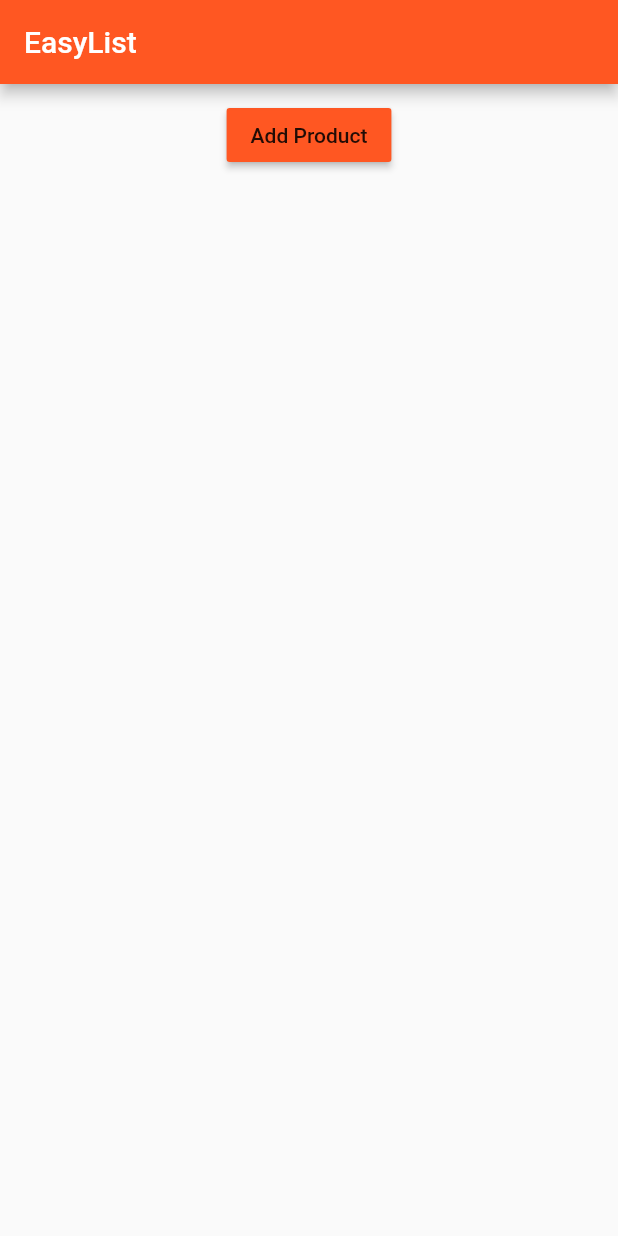
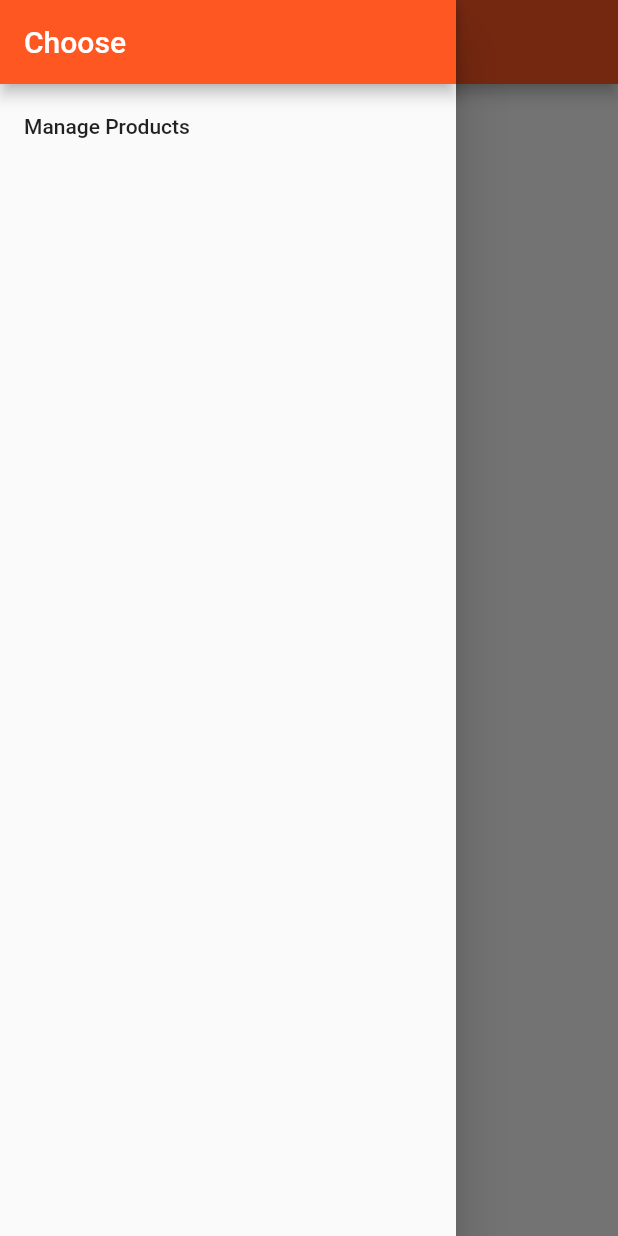
Before and after one commit to amitraj1996/Easy-List, a Flutter app: the ProductsPage screen opened directly, with the side drawer open (before the commit the screen has no drawer), on a phone screen of 412 x 824 dp. Run offline on Flutter 3.47's test engine with Material 2 defaults, Android fonts, the phone set to English and light mode, and no system bars.

Commit message:
Adding sidebar

```diff
--- a/lib/pages/products.dart
+++ b/lib/pages/products.dart
@@ -5,6 +5,17 @@ class ProductsPage extends StatelessWidget {
   @override
   Widget build(BuildContext context) {
     return Scaffold(
+      drawer: Drawer(
+        child: Column(
+          children: <Widget>[
+            AppBar(
+              automaticallyImplyLeading: false,
+              title: Text('Choose'),
+            ),
+            ListTile(title: Text('Manage Products'), onTap: () {},)
+          ],
+        ),
+      ),
       appBar: AppBar(
         title: Text('EasyList'),
       ),
```
